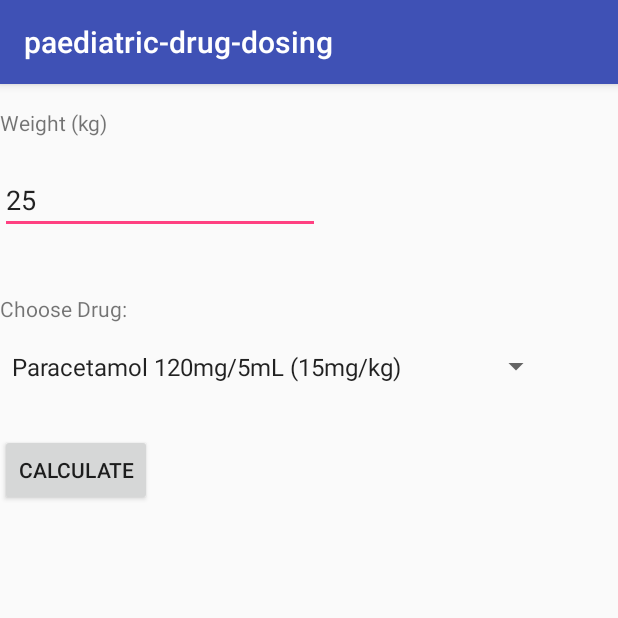
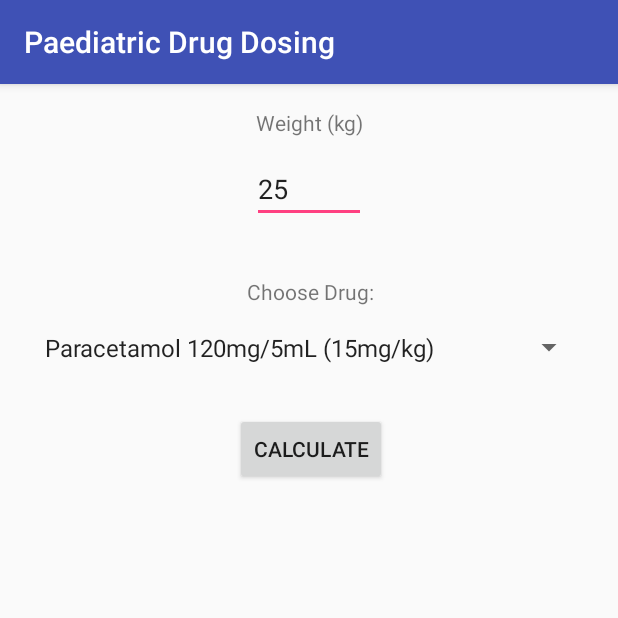
Before and after one commit to jeremy-steinberg/paediatric-drug-dosing, an Android app: the screen it shows after launch (MainActivity), on a phone screen of 412 x 824 dp, the top half of it. Run offline under Robolectric (Android 15) with nearby library versions, the phone set to English and light mode, and no system bars.

Commit message:
element centering, change title

```diff
--- a/app/src/main/java/steinberg/paediatric_drug_dosing/MainActivity.java
+++ b/app/src/main/java/steinberg/paediatric_drug_dosing/MainActivity.java
@@ -22,6 +22,7 @@ public class MainActivity extends AppCompatActivity {
 
     @Override
     protected void onCreate(Bundle savedInstanceState) {
+        getSupportActionBar().setTitle("Paediatric Drug Dosing");
         super.onCreate(savedInstanceState);
         setContentView(R.layout.activity_main);
 
--- a/app/src/main/res/layout/activity_main.xml
+++ b/app/src/main/res/layout/activity_main.xml
@@ -10,65 +10,85 @@
         android:id="@+id/DrugSelectionSpinner"
         android:layout_width="368dp"
         android:layout_height="55dp"
-        android:layout_marginTop="1dp"
-        app:layout_constraintTop_toBottomOf="@+id/ChooseDrugLabel"
-        tools:layout_editor_absoluteX="8dp" />
+        android:layout_marginEnd="8dp"
+        android:layout_marginStart="8dp"
+        app:layout_constraintEnd_toEndOf="parent"
+        app:layout_constraintStart_toStartOf="parent"
+        app:layout_constraintTop_toBottomOf="@+id/ChooseDrugLabel" />
 
     <TextView
         android:id="@+id/ChooseDrugLabel"
         android:layout_width="wrap_content"
         android:layout_height="19dp"
-        android:layout_marginTop="40dp"
+        android:layout_marginEnd="150dp"
+        android:layout_marginStart="151dp"
+        android:layout_marginTop="36dp"
         android:text="Choose Drug:"
-        app:layout_constraintTop_toBottomOf="@+id/WeightInput"
-        tools:layout_editor_absoluteX="151dp" />
+        app:layout_constraintEnd_toEndOf="parent"
+        app:layout_constraintStart_toStartOf="parent"
+        app:layout_constraintTop_toBottomOf="@+id/WeightInput" />
 
     <TextView
         android:id="@+id/ChooseWeightLabel"
         android:layout_width="wrap_content"
         android:layout_height="wrap_content"
+        android:layout_marginEnd="156dp"
+        android:layout_marginStart="157dp"
         android:layout_marginTop="16dp"
         android:text="Weight (kg)"
-        app:layout_constraintTop_toTopOf="parent"
-        tools:layout_editor_absoluteX="157dp" />
+        app:layout_constraintEnd_toEndOf="parent"
+        app:layout_constraintStart_toStartOf="parent"
+        app:layout_constraintTop_toTopOf="parent" />
 
     <EditText
         android:id="@+id/WeightInput"
-        android:layout_width="wrap_content"
+        android:layout_width="76dp"
         android:layout_height="wrap_content"
-        android:layout_marginTop="19dp"
+        android:layout_marginEnd="24dp"
+        android:layout_marginStart="24dp"
+        android:layout_marginTop="12dp"
         android:ems="10"
         android:inputType="number"
         android:singleLine="true"
         android:text="25"
-        app:layout_constraintTop_toBottomOf="@+id/ChooseWeightLabel"
-        tools:layout_editor_absoluteX="84dp" />
+        app:layout_constraintEnd_toEndOf="parent"
+        app:layout_constraintStart_toStartOf="parent"
+        app:layout_constraintTop_toBottomOf="@+id/ChooseWeightLabel" />
 
     <Button
         android:id="@+id/CalculateButton"
         android:layout_width="wrap_content"
         android:layout_height="wrap_content"
-        android:layout_marginTop="17dp"
+        android:layout_marginEnd="139dp"
+        android:layout_marginStart="142dp"
+        android:layout_marginTop="16dp"
         android:text="Calculate"
-        app:layout_constraintTop_toBottomOf="@+id/DrugSelectionSpinner"
-        tools:layout_editor_absoluteX="132dp" />
+        app:layout_constraintEnd_toEndOf="parent"
+        app:layout_constraintStart_toStartOf="parent"
+        app:layout_constraintTop_toBottomOf="@+id/DrugSelectionSpinner" />
 
     <TextView
         android:id="@+id/MillilitersOutput"
-        android:layout_width="wrap_content"
-        android:layout_height="wrap_content"
-        android:layout_marginTop="313dp"
+        android:layout_width="302dp"
+        android:layout_height="120dp"
+        android:layout_marginEnd="42dp"
+        android:layout_marginStart="42dp"
+        android:layout_marginTop="272dp"
         android:visibility="invisible"
-        app:layout_constraintTop_toTopOf="parent"
-        tools:layout_editor_absoluteX="163dp" />
+        app:layout_constraintEnd_toEndOf="parent"
+        app:layout_constraintStart_toStartOf="parent"
+        app:layout_constraintTop_toTopOf="parent" />
 
     <TextView
         android:id="@+id/MilligramsOutput"
-        android:layout_width="wrap_content"
-        android:layout_height="wrap_content"
-        android:layout_marginTop="412dp"
+        android:layout_width="302dp"
+        android:layout_height="120dp"
+        android:layout_marginEnd="42dp"
+        android:layout_marginStart="42dp"
+        android:layout_marginTop="392dp"
         android:visibility="invisible"
-        app:layout_constraintTop_toTopOf="parent"
-        tools:layout_editor_absoluteX="173dp" />
+        app:layout_constraintEnd_toEndOf="parent"
+        app:layout_constraintStart_toStartOf="parent"
+        app:layout_constraintTop_toTopOf="parent" />
 
 </android.support.constraint.ConstraintLayout>
```
